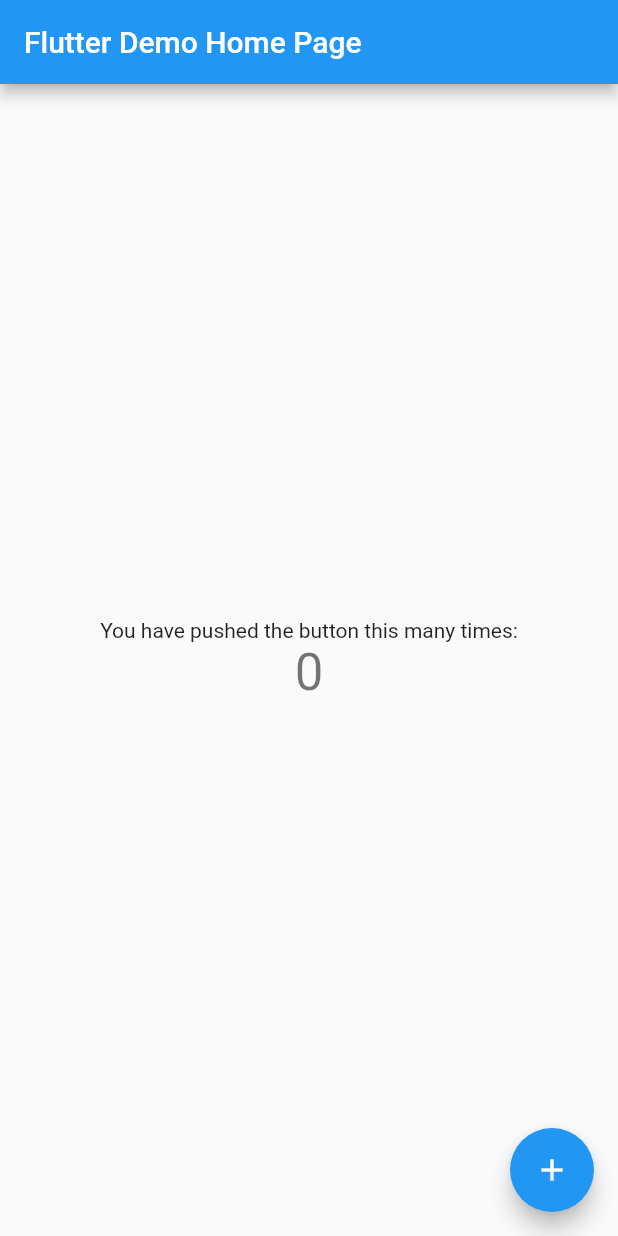
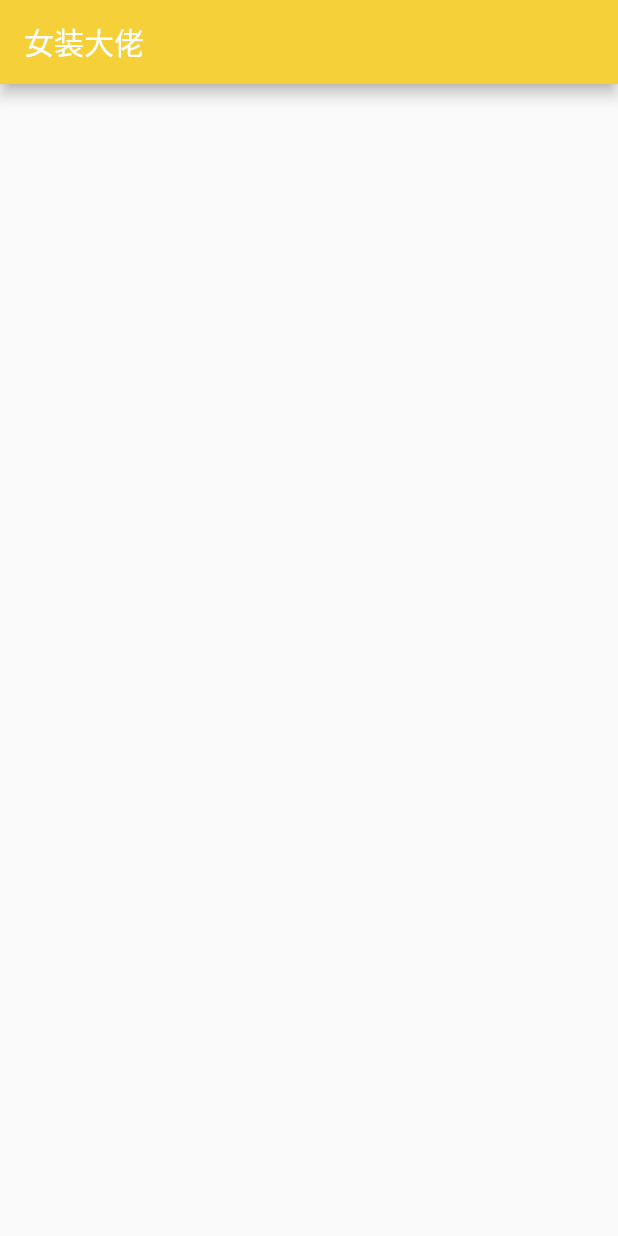
Before and after one commit to lightningminers/flutter-dress, a Flutter app: the screen it shows after launch, on a phone screen of 412 x 824 dp. Run offline on Flutter 3.47's test engine with Material 2 defaults, Android fonts, the phone set to English and light mode, and no system bars.

Commit message:
[add] 应用main入口框架

```diff
--- /dev/null
+++ b/lib/home_page.dart
@@ -0,0 +1,14 @@
+import 'package:flutter/material.dart';
+import 'package:flutter_dress/shared/constants.dart';
+
+class HomePage extends StatelessWidget {
+  @override
+  Widget build(BuildContext context){
+    return new Scaffold(
+      appBar: new AppBar(
+        title: new Text('女装大佬'),
+        backgroundColor: DressThemeColor
+      ),
+    );
+  }
+}
--- a/lib/main.dart
+++ b/lib/main.dart
@@ -1,4 +1,5 @@
 import 'package:flutter/material.dart';
+import 'package:flutter_dress/home_page.dart';
 
 void main() => runApp(MyApp());
 
@@ -7,105 +8,7 @@ class MyApp extends StatelessWidget {
   @override
   Widget build(BuildContext context) {
     return MaterialApp(
-      title: 'Flutter Demo',
-      theme: ThemeData(
-        // This is the theme of your application.
-        //
-        // Try running your application with "flutter run". You'll see the
-        // application has a blue toolbar. Then, without quitting the app, try
-        // changing the primarySwatch below to Colors.green and then invoke
-        // "hot reload" (press "r" in the console where you ran "flutter run",
-        // or simply save your changes to "hot reload" in a Flutter IDE).
-        // Notice that the counter didn't reset back to zero; the application
-        // is not restarted.
-        primarySwatch: Colors.blue,
-      ),
-      home: MyHomePage(title: 'Flutter Demo Home Page'),
+      home: HomePage(),
     );
   }
 }
-
-class MyHomePage extends StatefulWidget {
-  MyHomePage({Key key, this.title}) : super(key: key);
-
-  // This widget is the home page of your application. It is stateful, meaning
-  // that it has a State object (defined below) that contains fields that affect
-  // how it looks.
-
-  // This class is the configuration for the state. It holds the values (in this
-  // case the title) provided by the parent (in this case the App widget) and
-  // used by the build method of the State. Fields in a Widget subclass are
-  // always marked "final".
-
-  final String title;
-
-  @override
-  _MyHomePageState createState() => _MyHomePageState();
-}
-
-class _MyHomePageState extends State<MyHomePage> {
-  int _counter = 0;
-
-  void _incrementCounter() {
-    setState(() {
-      // This call to setState tells the Flutter framework that something has
-      // changed in this State, which causes it to rerun the build method below
-      // so that the display can reflect the updated values. If we changed
-      // _counter without calling setState(), then the build method would not be
-      // called again, and so nothing would appear to happen.
-      _counter++;
-    });
-  }
-
-  @override
-  Widget build(BuildContext context) {
-    // This method is rerun every time setState is called, for instance as done
-    // by the _incrementCounter method above.
-    //
-    // The Flutter framework has been optimized to make rerunning build methods
-    // fast, so that you can just rebuild anything that needs updating rather
-    // than having to individually change instances of widgets.
-    return Scaffold(
-      appBar: AppBar(
-        // Here we take the value from the MyHomePage object that was created by
-        // the App.build method, and use it to set our appbar title.
-        title: Text(widget.title),
-      ),
-      body: Center(
-        // Center is a layout widget. It takes a single child and positions it
-        // in the middle of the parent.
-        child: Column(
-          // Column is also layout widget. It takes a list of children and
-          // arranges them vertically. By default, it sizes itself to fit its
-          // children horizontally, and tries to be as tall as its parent.
-          //
-          // Invoke "debug painting" (press "p" in the console, choose the
-          // "Toggle Debug Paint" action from the Flutter Inspector in Android
-          // Studio, or the "Toggle Debug Paint" command in Visual Studio Code)
-          // to see the wireframe for each widget.
-          //
-          // Column has various properties to control how it sizes itself and
-          // how it positions its children. Here we use mainAxisAlignment to
-          // center the children vertically; the main axis here is the vertical
-          // axis because Columns are vertical (the cross axis would be
-          // horizontal).
-          mainAxisAlignment: MainAxisAlignment.center,
-          children: <Widget>[
-            Text(
-              'You have pushed the button this many times:',
-            ),
-            Text(
-              '$_counter',
-              style: Theme.of(context).textTheme.display1,
-            ),
-          ],
-        ),
-      ),
-      floatingActionButton: FloatingActionButton(
-        onPressed: _incrementCounter,
-        tooltip: 'Increment',
-        child: Icon(Icons.add),
-      ), // This trailing comma makes auto-formatting nicer for build methods.
-    );
-  }
-}
--- /dev/null
+++ b/lib/shared/constants.dart
@@ -0,0 +1,4 @@
+import 'package:flutter/material.dart';
+
+const DressThemeColor = Color.fromRGBO(245, 208, 56, 1.0);
+const DressFontColor = Colors.white;
```
Also changed, not shown: 1 other file.
